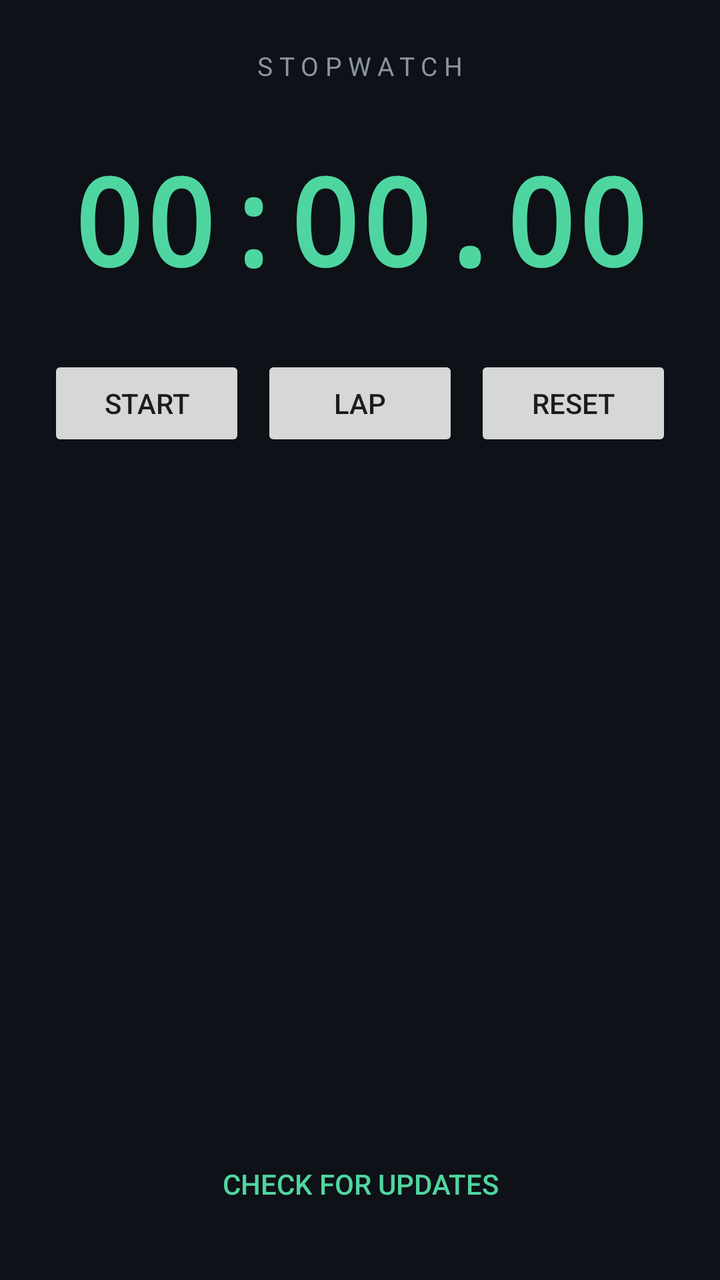
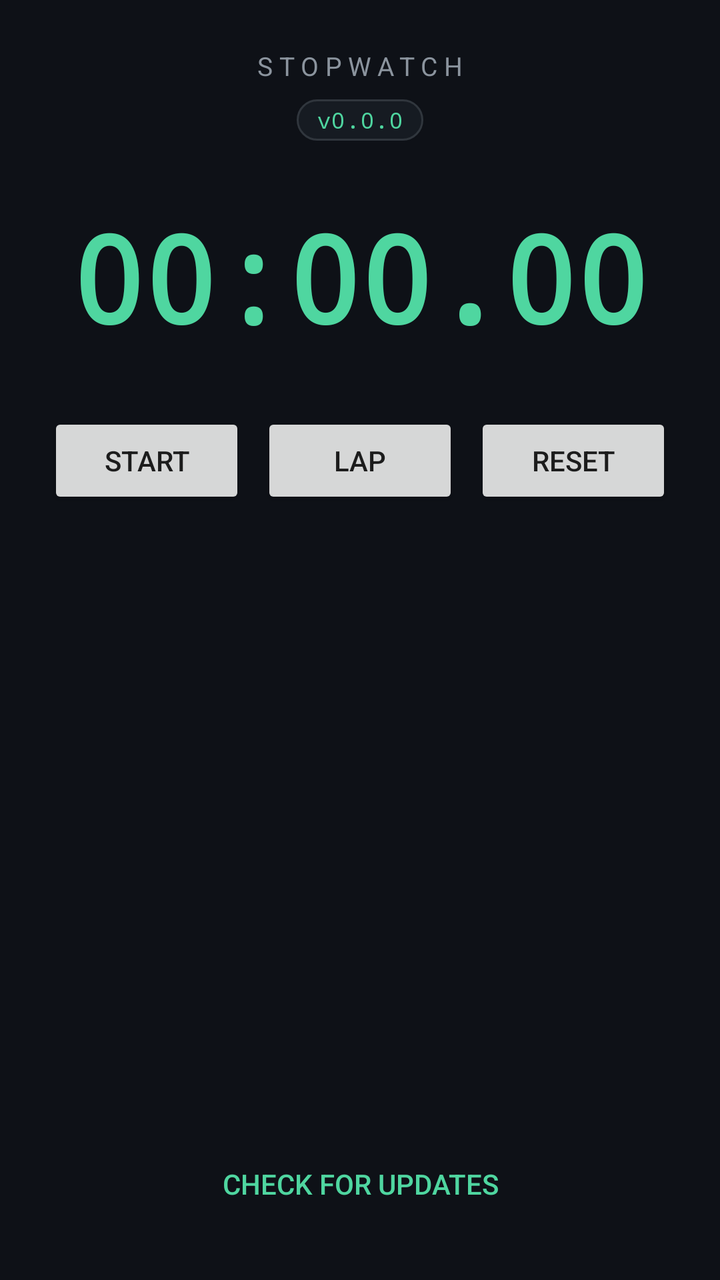

Compare the two renders of this Android layout. The source of the first and the diff that turns it into the second are given below.
<!-- AndroidManifest.xml: application theme Theme.Apex -->
<!-- res/layout/activity_main.xml -->
<?xml version="1.0" encoding="utf-8"?>
<LinearLayout xmlns:android="http://schemas.android.com/apk/res/android"
    android:layout_width="match_parent"
    android:layout_height="match_parent"
    android:orientation="vertical"
    android:background="#0E1117"
    android:padding="24dp">

    <TextView
        android:layout_width="wrap_content"
        android:layout_height="wrap_content"
        android:layout_gravity="center_horizontal"
        android:letterSpacing="0.25"
        android:text="@string/app_name"
        android:textAllCaps="true"
        android:textColor="#8B949E"
        android:textSize="13sp" />

    <TextView
        android:id="@+id/elapsed"
        android:layout_width="match_parent"
        android:layout_height="wrap_content"
        android:layout_marginTop="28dp"
        android:fontFamily="monospace"
        android:gravity="center"
        android:text="00:00.00"
        android:textColor="#4FD6A0"
        android:textSize="60sp"
        android:textStyle="bold" />

    <LinearLayout
        android:layout_width="match_parent"
        android:layout_height="wrap_content"
        android:layout_marginTop="28dp"
        android:orientation="horizontal">

        <Button
            android:id="@+id/btn_start_stop"
            android:layout_width="0dp"
            android:layout_height="wrap_content"
            android:layout_weight="1"
            android:text="@string/start" />

        <Button
            android:id="@+id/btn_lap"
            android:layout_width="0dp"
            android:layout_height="wrap_content"
            android:layout_marginStart="8dp"
            android:layout_weight="1"
            android:text="@string/lap" />

        <Button
            android:id="@+id/btn_reset"
            android:layout_width="0dp"
            android:layout_height="wrap_content"
            android:layout_marginStart="8dp"
            android:layout_weight="1"
            android:text="@string/reset" />
    </LinearLayout>

    <ScrollView
        android:layout_width="match_parent"
        android:layout_height="0dp"
        android:layout_marginTop="16dp"
        android:layout_weight="1"
        android:scrollbars="vertical">

        <LinearLayout
            android:id="@+id/lap_list"
            android:layout_width="match_parent"
            android:layout_height="wrap_content"
            android:orientation="vertical" />
    </ScrollView>

    <Button
        android:id="@+id/btn_update"
        style="?android:attr/borderlessButtonStyle"
        android:layout_width="wrap_content"
        android:layout_height="wrap_content"
        android:layout_gravity="center_horizontal"
        android:text="@string/check_updates"
        android:textColor="#4FD6A0" />

</LinearLayout>
<!-- resources referenced by this layout -->
<resources>
  <string name="app_name">Stopwatch</string>
  <string name="check_updates">Check for updates</string>
  <string name="lap">Lap</string>
  <string name="reset">Reset</string>
  <string name="start">Start</string>
  <style name="Theme.Apex" parent="Theme.AppCompat.DayNight.NoActionBar" />
</resources>

<!-- the commit's change to res/layout/activity_main.xml (unified diff, before → after) -->
@@ -15,6 +15,24 @@
         android:textAllCaps="true"
         android:textColor="#8B949E"
         android:textSize="13sp" />
+
+    
+    <TextView
+        android:id="@+id/version_pill"
+        android:layout_width="wrap_content"
+        android:layout_height="wrap_content"
+        android:layout_gravity="center_horizontal"
+        android:layout_marginTop="8dp"
+        android:background="@drawable/bg_version_pill"
+        android:fontFamily="monospace"
+        android:letterSpacing="0.05"
+        android:paddingStart="10dp"
+        android:paddingTop="3dp"
+        android:paddingEnd="10dp"
+        android:paddingBottom="3dp"
+        android:text="@string/version_placeholder"
+        android:textColor="#4FD6A0"
+        android:textSize="11sp" />
 
     <TextView
         android:id="@+id/elapsed"
<!-- resource entries referenced after the edit -->
@@ -1,10 +1,21 @@
 <!-- resources referenced by this layout -->
 <resources>
+  <!-- drawable bg_version_pill (drawable) -->
+  <?xml version="1.0" encoding="utf-8"?>
+  <shape xmlns:android="http://schemas.android.com/apk/res/android"
+      android:shape="rectangle">
+      <solid android:color="#161B22" />
+      <stroke
+          android:width="1dp"
+          android:color="#30363D" />
+      <corners android:radius="999dp" />
+  </shape>
   <string name="app_name">Stopwatch</string>
   <string name="check_updates">Check for updates</string>
   <string name="lap">Lap</string>
   <string name="reset">Reset</string>
   <string name="start">Start</string>
+  <string name="version_placeholder">v0.0.0</string>
   <style name="Theme.Apex" parent="Theme.AppCompat.DayNight.NoActionBar" />
 </resources>
 
